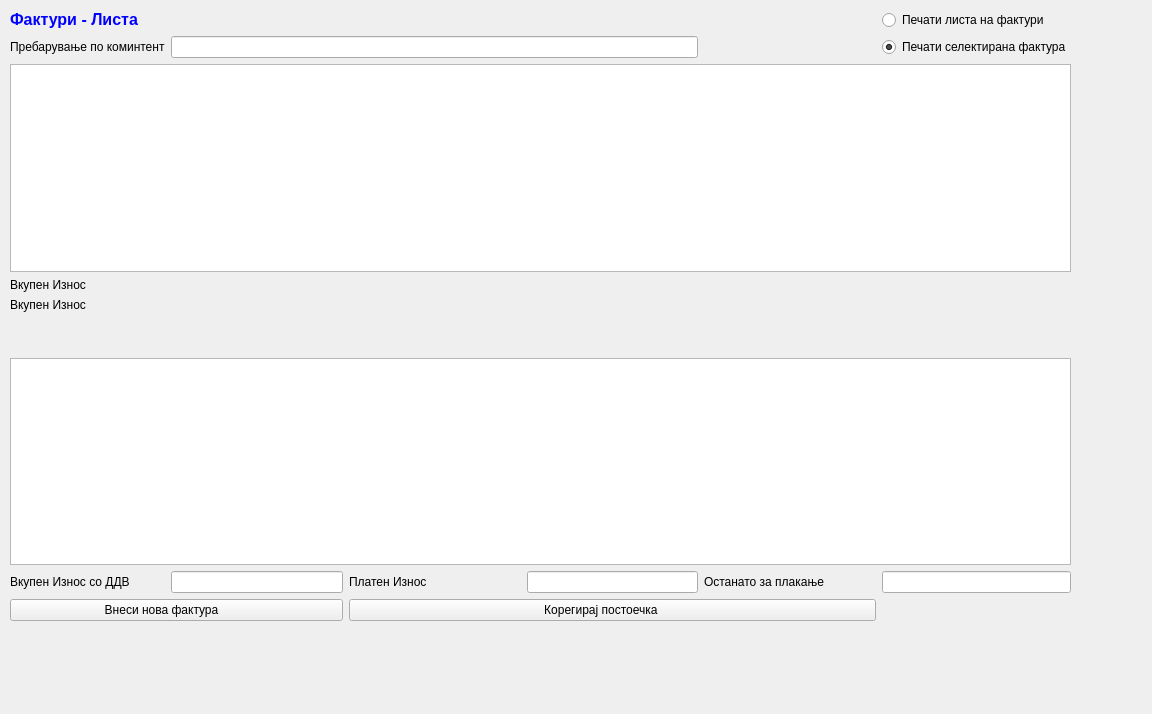
Before: the Qt Designer form sterna/Priemnici/priemnicilista.ui in srgank/sterna_x, drawn with Qt 5.
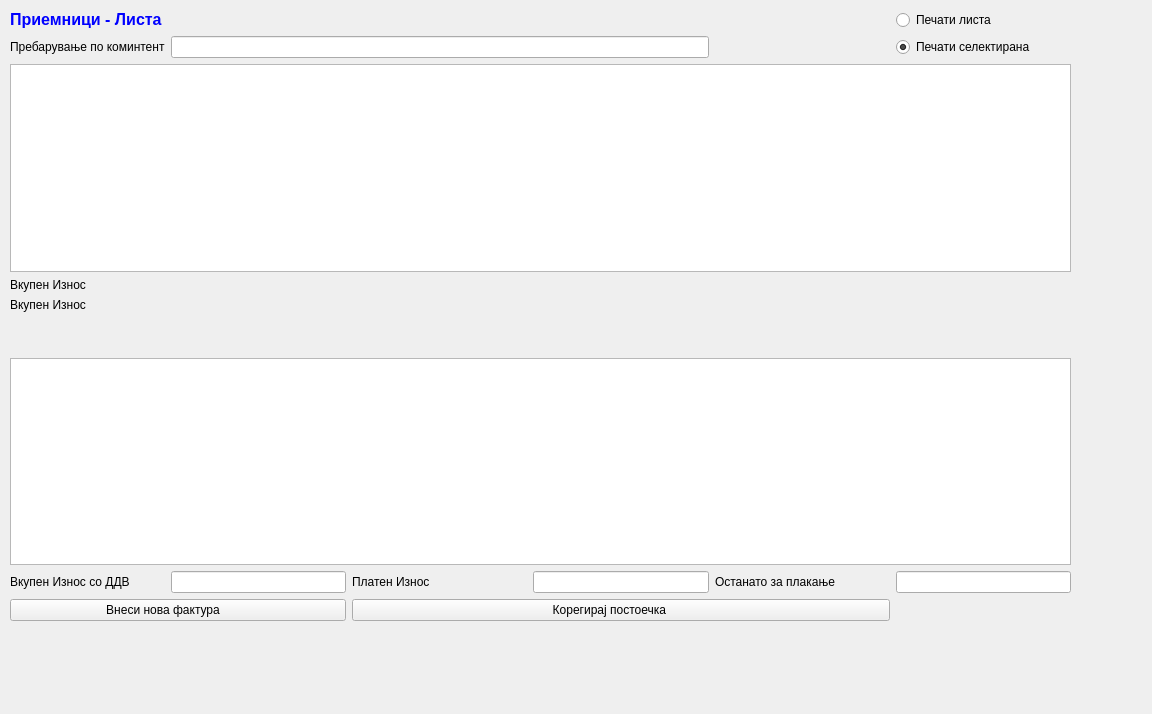
After: the same form once the commit is applied. Icons and pictures are not drawn.

What changed in the file:
```diff
--- a/sterna/Priemnici/priemnicilista.ui
+++ b/sterna/Priemnici/priemnicilista.ui
@@ -29,8 +29,8 @@
        <string>&lt;!DOCTYPE HTML PUBLIC &quot;-//W3C//DTD HTML 4.0//EN&quot; &quot;http://www.w3.org/TR/REC-html40/strict.dtd&quot;&gt;
 &lt;html&gt;&lt;head&gt;&lt;meta name=&quot;qrichtext&quot; content=&quot;1&quot; /&gt;&lt;style type=&quot;text/css&quot;&gt;
 p, li { white-space: pre-wrap; }
-&lt;/style&gt;&lt;/head&gt;&lt;body style=&quot; font-family:'MS Shell Dlg 2'; font-size:10pt; font-weight:400; font-style:normal;&quot;&gt;
-&lt;p style=&quot; margin-top:0px; margin-bottom:0px; margin-left:0px; margin-right:0px; -qt-block-indent:0; text-indent:0px;&quot;&gt;&lt;span style=&quot; font-size:12pt; font-weight:600; color:#0000ff;&quot;&gt;Фактури - Листа&lt;/span&gt;&lt;/p&gt;&lt;/body&gt;&lt;/html&gt;</string>
+&lt;/style&gt;&lt;/head&gt;&lt;body style=&quot; font-family:'Sans Serif'; font-size:9pt; font-weight:400; font-style:normal;&quot;&gt;
+&lt;p style=&quot; margin-top:0px; margin-bottom:0px; margin-left:0px; margin-right:0px; -qt-block-indent:0; text-indent:0px;&quot;&gt;&lt;span style=&quot; font-family:'MS Shell Dlg 2'; font-size:12pt; font-weight:600; color:#0000ff;&quot;&gt;Приемници&lt;/span&gt;&lt;span style=&quot; font-family:'MS Shell Dlg 2'; font-size:12pt; font-weight:600; color:#0000ff;&quot;&gt; - Листа&lt;/span&gt;&lt;/p&gt;&lt;/body&gt;&lt;/html&gt;</string>
       </property>
      </widget>
     </item>
@@ -89,7 +89,7 @@
     <item row="0" column="5">
      <widget class="QRadioButton" name="radioButtonPecatiLista">
       <property name="text">
-       <string>Печати листа на фактури</string>
+       <string>Печати листа </string>
       </property>
      </widget>
     </item>
@@ -106,7 +106,7 @@
     <item row="1" column="5">
      <widget class="QRadioButton" name="radioButtonPecatiSelektirana">
       <property name="text">
-       <string>Печати селектирана фактура</string>
+       <string>Печати селектирана</string>
       </property>
       <property name="checked">
        <bool>true</bool>
```
